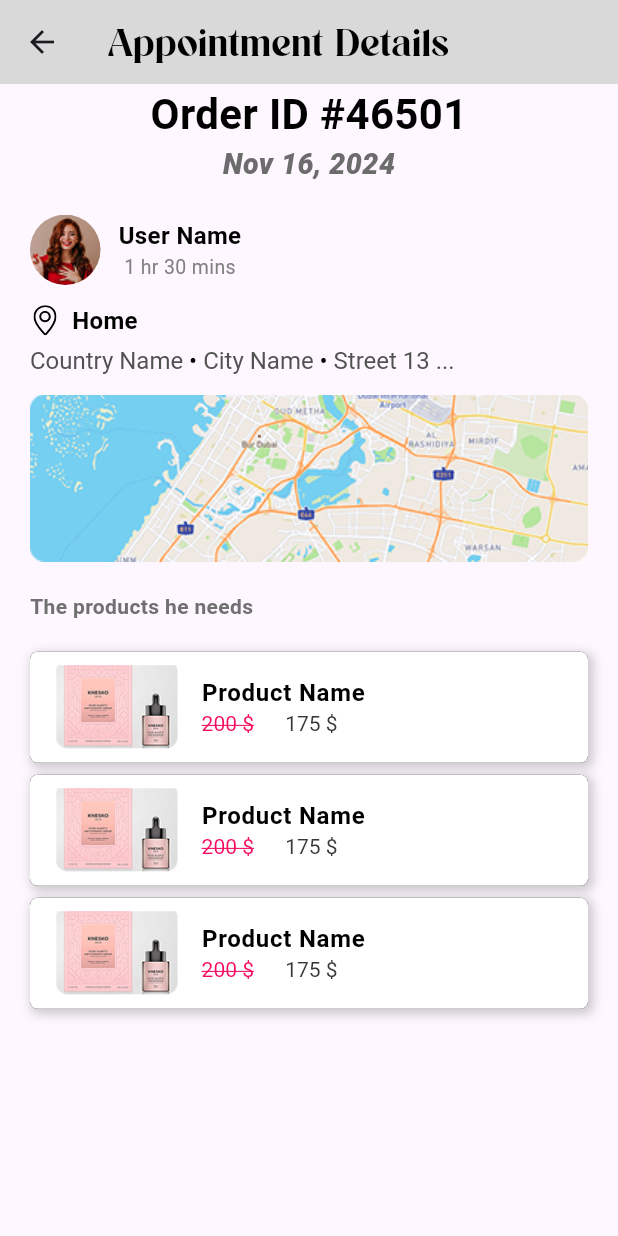
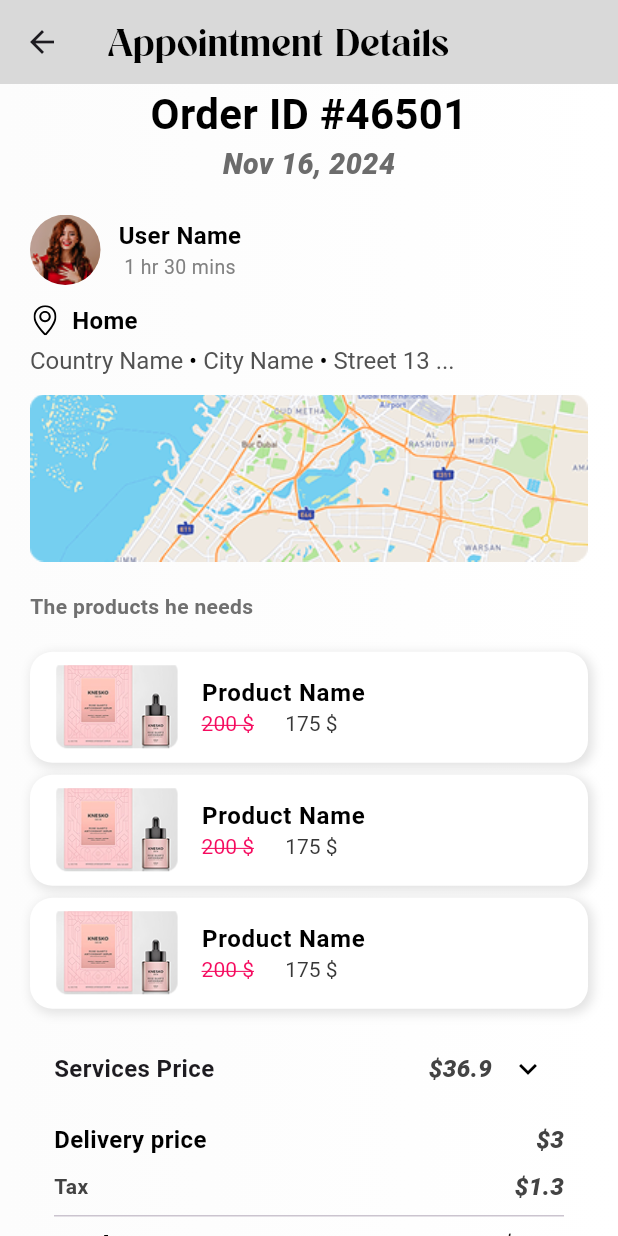
Before and after one commit to yousefAbdAlrawouf/salon-app-project, a Flutter app: the BookingsContent screen opened directly, after a tap on "User Name", on a phone screen of 412 x 824 dp. Run offline on Flutter 3.47's test engine with Material 3 defaults, Android fonts, the phone set to English and light mode, and no system bars; our stand-ins replace dartz, dio, easy_localization, flutter_bloc, flutter_secure_storage, flutter_svg and 6 more; accounts and stored records are empty.

Commit message:
Order Content

```diff
--- a/lib/core/routes/routes.dart
+++ b/lib/core/routes/routes.dart
@@ -4,7 +4,7 @@ import 'package:salon_app/core/Dio/service_locator.dart';
 import 'package:salon_app/core/app_manger/app_manager_cubit.dart';
 import 'package:salon_app/core/app_manger/app_manager_state.dart';
 import 'package:salon_app/core/routes/routes_path.dart';
-import 'package:salon_app/features/Provider_App/Home_provider/presentation/pages/Order_details.dart';
+import 'package:salon_app/features/Provider_App/Home_provider/presentation/pages/Appointment_details.dart';
 import 'package:salon_app/features/Provider_App/auth/presentation/pages/failedAndSuccess.dart';
 import 'package:salon_app/features/User_App/Home_user/Presentation/Pages/home_page.dart';
 import 'package:salon_app/features/Provider_App/Home_provider/presentation/pages/home_page.dart';
@@ -95,7 +95,7 @@ class AppRoutes {
                 builder: (context, state) => FaildAndSuccess()),
             GoRoute(
                 path: RoutesPath.orderDetails,
-                builder: (context, state) => OrderDetails()),
+                builder: (context, state) => AppointmentDetails()),
             GoRoute(
                 path: RoutesPath.addNewProduct,
                 builder: (context, state) {
--- a/lib/core/widgets/GradientBackgroundScaffold.dart
+++ b/lib/core/widgets/GradientBackgroundScaffold.dart
@@ -1,14 +1,21 @@
 import 'package:flutter/material.dart';
 
+// ignore: must_be_immutable
 class GradientBackgroundScaffold extends StatelessWidget {
   final Widget body;
   final PreferredSizeWidget? appBar;
+  Color? firstcolor;
+  Color? secoundColor;
 
-  const GradientBackgroundScaffold({
-    Key? key,
+
+
+   GradientBackgroundScaffold({
+    super.key,
     required this.body,
     this.appBar,
-  }) : super(key: key);
+    this.firstcolor,
+    this.secoundColor
+  });
 
   @override
   Widget build(BuildContext context) {
@@ -18,8 +25,8 @@ class GradientBackgroundScaffold extends StatelessWidget {
         decoration: BoxDecoration(
           gradient: LinearGradient(
             colors: [
-              Color.fromRGBO(166, 77, 121, 1),
-              Color.fromRGBO(225, 149, 171, 1),
+              firstcolor ?? Color.fromRGBO(166, 77, 121, 1),
+              secoundColor ?? Color.fromRGBO(225, 149, 171, 1)
             ],
             begin: Alignment.centerLeft,
             end: Alignment.centerRight,
--- a/lib/features/Provider_App/Home_provider/presentation/manger/rating_cubit.dart
+++ /dev/null
@@ -1,6 +0,0 @@
-import 'package:flutter_bloc/flutter_bloc.dart';
-import 'package:salon_app/features/Provider_App/Home_provider/presentation/manger/rating_state.dart';
-
-class RatingCubit extends Cubit<RatingState>{
-  RatingCubit():super(RatingState());
-}
--- a/lib/features/Provider_App/Home_provider/presentation/pages/Order_details.dart
+++ b/lib/features/Provider_App/Home_provider/presentation/pages/Appointment_details.dart
@@ -1,18 +1,22 @@
 import 'package:flutter/material.dart';
-import 'package:salon_app/core/constants/app_colors.dart';
+import 'package:salon_app/core/widgets/GradientBackgroundScaffold.dart';
+import 'package:salon_app/features/Provider_App/Home_provider/presentation/widgets/complete_order_options.dart';
 import 'package:salon_app/features/Provider_App/Home_provider/presentation/widgets/order_Details_topBar.dart';
 import 'package:salon_app/features/Provider_App/Home_provider/presentation/widgets/order_location_section.dart';
 import 'package:salon_app/features/Provider_App/Home_provider/presentation/widgets/order_profile_section.dart';
 import 'package:salon_app/features/Provider_App/Home_provider/presentation/widgets/product_need_item.dart';
+import 'package:salon_app/features/Provider_App/Home_provider/presentation/widgets/services_price_section.dart';
 
-class OrderDetails extends StatelessWidget {
-  const OrderDetails({super.key});
+class AppointmentDetails extends StatelessWidget {
+  const AppointmentDetails({super.key});
 
   @override
   Widget build(BuildContext context) {
-    return Scaffold(
+    return GradientBackgroundScaffold(
+      firstcolor: Color.fromRGBO(252, 252, 252, 1),
+      secoundColor: Color.fromRGBO(255, 255, 255, 1),
       appBar: AppBar(
-          backgroundColor: AppColors.greyColor,
+          backgroundColor: Color.fromRGBO(217, 217, 217, 1),
           title: Text("Appointment Details",
               style: TextStyle(
                   color: Colors.black,
@@ -48,10 +52,12 @@ class OrderDetails extends StatelessWidget {
             SizedBox(height: 8),
             ProductNeedItem(),
             SizedBox(height: 8),
-
-            ProductNeedItem()
-
-
+            ProductNeedItem(),
+            SizedBox(height: 16),
+            ServicesPriceList(),
+            SizedBox(height: 36),
+            completeOrder("Completed", "Rejected"),
+            SizedBox(height: 36)
           ],
         ),
       ))),
--- a/lib/features/Provider_App/Home_provider/presentation/widgets/booking_top_bar.dart
+++ b/lib/features/Provider_App/Home_provider/presentation/widgets/booking_top_bar.dart
@@ -3,8 +3,13 @@ import 'package:easy_localization/easy_localization.dart';
 import 'package:flutter/material.dart';
 import 'package:salon_app/core/constants/app_colors.dart';
 
+// ignore: must_be_immutable
 class BookingTopBarState extends StatefulWidget {
-  const BookingTopBarState({super.key});
+   BookingTopBarState({super.key,this.tapTitle,this.secoundTapTitle,this.thirdTapTitle});
+
+  String? tapTitle;
+  String? secoundTapTitle;
+  String? thirdTapTitle;
 
   @override
   State<BookingTopBarState> createState() => _BookingTopBarStateState();
@@ -17,9 +22,9 @@ class _BookingTopBarStateState extends State<BookingTopBarState> {
   Widget build(BuildContext context) {
     return Row(
       children: [
-        _buildTab("Pending", 0),
-        _buildTab("Today", 1),
-        _buildTab("Canceled", 2),
+        _buildTab(widget.tapTitle ??"Pending", 0),
+        _buildTab(widget.secoundTapTitle ??"Today", 1),
+        _buildTab(widget.thirdTapTitle ??"Canceled", 2),
       ],
     );
   }
--- /dev/null
+++ b/lib/features/Provider_App/Home_provider/presentation/widgets/complete_order_options.dart
@@ -0,0 +1,32 @@
+import 'package:flutter/material.dart';
+import 'package:salon_app/core/constants/app_colors.dart';
+
+Row completeOrder(String leftButtonText, String rightButtonText) {
+  return Row(
+    children: [
+      Expanded(
+        child: Card(
+          color: AppColors.primarycolor,
+          child: Center(
+              child: Padding(
+            padding: const EdgeInsets.only(top: 12.0, bottom: 12),
+            child: Text(
+              leftButtonText,
+              style: TextStyle(color: Colors.white,fontSize: 16,fontWeight: FontWeight.w400),
+            ),
+          )),
+        ),
+      ),
+      Expanded(
+        child: Card(
+          color: Colors.white,
+          child: Center(
+              child: Padding(
+            padding: const EdgeInsets.only(top: 12.0, bottom: 12),
+            child: Text(rightButtonText,style: TextStyle(color: Color.fromRGBO(87, 89, 126, 1),fontWeight: FontWeight.w400,fontSize: 16)),
+          )),
+        ),
+      )
+    ],
+  );
+}
--- a/lib/features/Provider_App/Home_provider/presentation/widgets/product_need_item.dart
+++ b/lib/features/Provider_App/Home_provider/presentation/widgets/product_need_item.dart
@@ -13,20 +13,20 @@ class ProductNeedItem extends StatelessWidget {
     return Container(
   decoration: BoxDecoration(
     color: Colors.white, // Background color
-    borderRadius: BorderRadius.circular(5),
+    borderRadius: BorderRadius.circular(15),
     boxShadow: [
       BoxShadow(
-        color: Colors.black.withOpacity(0.2), // Shadow color
+        color: Color.fromRGBO(227,227,227,1),
         spreadRadius: 1,
         blurRadius: 5,
-        offset: Offset(2, 2), // Adjust for shadow direction
+        offset: Offset(2, 2),
       ),
     ],
   ),
       child: ListTile(
         shape: RoundedRectangleBorder(
           side: BorderSide(color: Colors.black, width: 1),
-          borderRadius: BorderRadius.circular(5),
+          borderRadius: BorderRadius.circular(15),
         ),
         leading: ClipRRect(
           child: Image.asset("assets/images/product.png"),
--- /dev/null
+++ b/lib/features/Provider_App/Home_provider/presentation/widgets/service_row_item.dart
@@ -0,0 +1,35 @@
+
+import 'package:flutter/material.dart';
+
+// ignore: must_be_immutable
+class ServiceRowItem extends StatelessWidget {
+   ServiceRowItem({super.key,required this.serviceName,required this.price,this.serviceStyle,this.priceStyle});
+  final String serviceName;
+  final String price;
+   TextStyle? serviceStyle= TextStyle(          fontSize: 14,
+              fontWeight: FontWeight.w400,
+              color: Color.fromRGBO(67, 67, 67, 1),);
+    TextStyle? priceStyle = TextStyle( fontSize: 14,
+            fontWeight: FontWeight.w200,
+            fontStyle: FontStyle.italic,
+            color: Color.fromRGBO(67, 67, 67, 1),);
+
+
+  @override
+  Widget build(BuildContext context) {
+    return Row(
+      children: [
+        Expanded(
+          child: Text(
+            serviceName,
+            style: serviceStyle
+          ),
+        ),
+        Text(
+          "\$$price",
+          style: priceStyle
+        ),
+      ],
+    );
+  }
+}
--- /dev/null
+++ b/lib/features/Provider_App/Home_provider/presentation/widgets/services_price_section.dart
@@ -0,0 +1,97 @@
+import 'package:flutter/material.dart';
+import 'package:salon_app/features/Provider_App/Home_provider/presentation/widgets/service_row_item.dart';
+
+class ServicesPriceList extends StatefulWidget {
+  @override
+  _ServicesPriceListState createState() => _ServicesPriceListState();
+}
+
+class _ServicesPriceListState extends State<ServicesPriceList> {
+  bool _isExpanded = false; // Controls the expansion state
+
+  @override
+  Widget build(BuildContext context) {
+    return Padding(
+      padding: const EdgeInsets.symmetric(horizontal: 16),
+      child: Column(
+        children: [
+          Row(
+            children: [
+                 Expanded(
+                   child: Text(
+                    "Services Price",
+                    style: TextStyle(fontWeight: FontWeight.w700, fontSize: 16),
+                                   ),
+                 ),
+
+                    Text(
+                      "\$36.9",
+                      style: TextStyle(
+                        fontSize: 16,
+                        fontWeight: FontWeight.w800,
+                        fontStyle: FontStyle.italic,
+                        color: Color.fromRGBO(67, 67, 67, 1),
+                      ),
+                    ),
+                    IconButton(
+                      icon: Icon(
+                        _isExpanded ? Icons.expand_less : Icons.expand_more,
+                        color: Colors.black,
+                      ),
+                      onPressed: () {
+                        setState(() {
+                          _isExpanded = !_isExpanded;
+                        });
+                      },
+                    ),
+
+
+            ],
+          ),
+          if (_isExpanded)
+            Column(
+              children: [
+                ServiceRowItem(serviceName: "Cut Hair", price: "1.3"),
+                Divider(),
+                ServiceRowItem(serviceName: "Nails",price:  "4.3"),
+                Divider(),
+                ServiceRowItem(serviceName: "Color",price: "3.3"),
+                Divider(),
+              ],
+            ),
+            SizedBox(height: 12),
+            ServiceRowItem(serviceName: "Delivery price",price: "3",serviceStyle:TextStyle(fontWeight: FontWeight.w700, fontSize: 16,color: Colors.black),priceStyle: TextStyle(
+                        fontSize: 16,
+                        fontWeight: FontWeight.w800,
+                        fontStyle: FontStyle.italic,
+                        color: Color.fromRGBO(67, 67, 67, 1),
+                      )),
+
+          SizedBox(height: 8),
+                ServiceRowItem(serviceName: "Tax",price: "1.3",priceStyle: TextStyle(
+                        fontSize: 16,
+                        fontWeight: FontWeight.w800,
+                        fontStyle: FontStyle.italic,
+                        color: Color.fromRGBO(67, 67, 67, 1),
+                      ),serviceStyle:TextStyle(
+                        fontSize: 14,
+                        fontWeight: FontWeight.w600,
+                        color: Color.fromRGBO(67, 67, 67, 1),
+                      ) ,),
+
+
+          Divider(),
+             ServiceRowItem(serviceName: "Total",price: "39.9",serviceStyle:TextStyle(fontWeight: FontWeight.w800, fontSize: 16,color: Colors.black),priceStyle: TextStyle(
+                        fontSize: 16,
+                        fontWeight: FontWeight.w800,
+                        fontStyle: FontStyle.italic,
+                        color: Color.fromRGBO(30, 25, 24, 1),
+                      )),
+
+        ],
+      ),
+    );
+  }
+
+
+}
```
Also changed, not shown: lib/features/Provider_App/Home_provider/presentation/manger/rating_state.dart (deleted, +0 -13 lines), lib/features/Provider_App/Home_provider/presentation/pages/order_content.dart (+33 -8 lines), lib/features/Provider_App/Home_provider/presentation/widgets/order_card.dart (added, +118 -0 lines), lib/features/Provider_App/auth/presentation/widgets/provider_booking_card.dart (+17 -9 lines).
